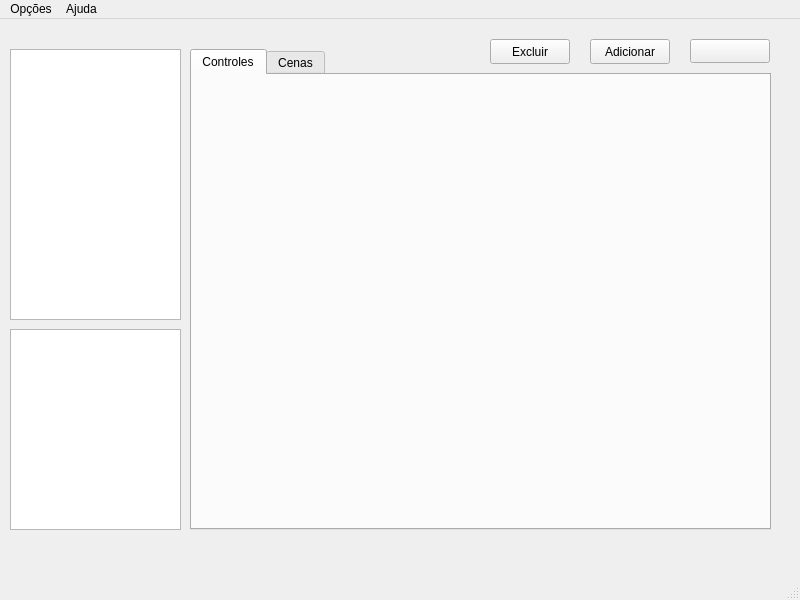
This is ControladorDMX/mainwindow.ui in guilhermecv/prg22107 as Qt 5 draws it before an edit. The edited form follows.
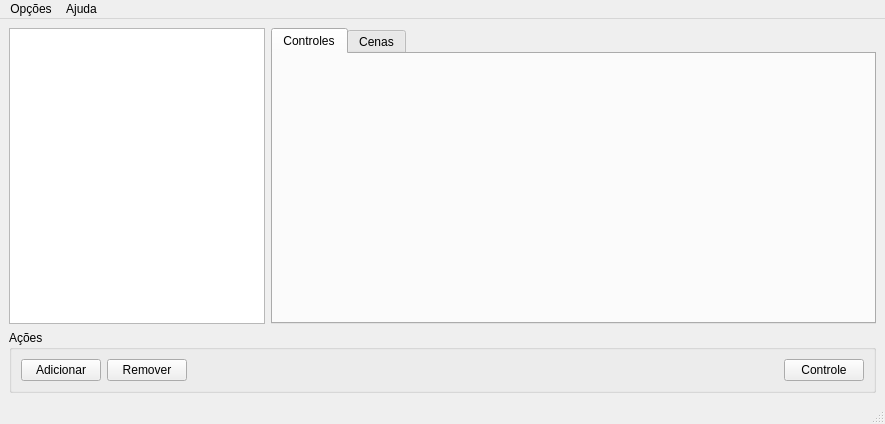
This is the edited form. The open tabs and pages were chosen to show the change. Icons and pictures are not drawn.

What changed in the file:
```diff
--- a/ControladorDMX/mainwindow.ui
+++ b/ControladorDMX/mainwindow.ui
@@ -6,39 +6,24 @@
    <rect>
     <x>0</x>
     <y>0</y>
-    <width>800</width>
-    <height>600</height>
+    <width>885</width>
+    <height>424</height>
    </rect>
   </property>
-  <property name="sizePolicy">
-   <sizepolicy hsizetype="Fixed" vsizetype="Fixed">
-    <horstretch>0</horstretch>
-    <verstretch>0</verstretch>
-   </sizepolicy>
-  </property>
   <property name="windowTitle">
    <string>MainWindow</string>
   </property>
   <widget class="QWidget" name="centralwidget">
-   <widget class="QListWidget" name="listWidget">
-    <property name="geometry">
-     <rect>
-      <x>10</x>
-      <y>30</y>
-      <width>171</width>
-      <height>271</height>
-     </rect>
-    </property>
-   </widget>
+   <layout class="QFormLayout" name="formLayout">
+    <item row="0" column="0">
+     <widget class="QListView" name="listView">
+      <property name="whatsThis">
+       <string>&lt;html&gt;&lt;head/&gt;&lt;body&gt;&lt;p&gt;Aqui você encontra a relação de dispositivos DMX adicionados ao controlador.&lt;/p&gt;&lt;/body&gt;&lt;/html&gt;</string>
+      </property>
+     </widget>
+    </item>
+    <item row="0" column="1">
    <widget class="QTabWidget" name="tabWidget">
-    <property name="geometry">
-     <rect>
-      <x>190</x>
-      <y>30</y>
-      <width>581</width>
-      <height>481</height>
-     </rect>
-    </property>
     <property name="currentIndex">
      <number>1</number>
     </property>
@@ -46,99 +31,74 @@
      <attribute name="title">
       <string>Controles</string>
      </attribute>
-    </widget>
-    <widget class="QWidget" name="tab_2">
+       <layout class="QHBoxLayout" name="horizontalLayout"/>
+      </widget>
+      <widget class="QWidget" name="tabScene">
      <attribute name="title">
       <string>Cenas</string>
      </attribute>
     </widget>
    </widget>
-   <widget class="QPushButton" name="bDMX">
-    <property name="geometry">
-     <rect>
-      <x>690</x>
-      <y>20</y>
-      <width>80</width>
-      <height>24</height>
-     </rect>
-    </property>
-    <property name="text">
-     <string/>
-    </property>
-   </widget>
+    </item>
+    <item row="1" column="0" colspan="2">
+     <widget class="QGroupBox" name="groupBox">
+      <property name="title">
+       <string>Ações</string>
+      </property>
+      <layout class="QHBoxLayout" name="horizontalLayout_2">
+       <item>
    <widget class="QPushButton" name="bAdicionar">
-    <property name="geometry">
-     <rect>
-      <x>590</x>
-      <y>20</y>
-      <width>80</width>
-      <height>25</height>
-     </rect>
-    </property>
     <property name="text">
      <string>Adicionar</string>
     </property>
-    <property name="icon">
-     <iconset resource="imagens.qrc">
-      <normaloff>:/img/edit_add.png</normaloff>:/img/edit_add.png</iconset>
-    </property>
-   </widget>
-   <widget class="QPushButton" name="bEdit">
-    <property name="geometry">
-     <rect>
-      <x>490</x>
-      <y>20</y>
-      <width>80</width>
-      <height>25</height>
-     </rect>
-    </property>
+        </widget>
+       </item>
+       <item>
+        <layout class="QVBoxLayout" name="verticalLayout">
+         <item>
+          <widget class="QPushButton" name="bRemover">
     <property name="text">
-     <string>Excluir</string>
-    </property>
-    <property name="icon">
-     <iconset resource="imagens.qrc">
-      <normaloff>:/img/edit_remove.png</normaloff>:/img/edit_remove.png</iconset>
-    </property>
-   </widget>
-   <widget class="QTextEdit" name="Info">
-    <property name="geometry">
-     <rect>
-      <x>10</x>
-      <y>310</y>
-      <width>171</width>
-      <height>201</height>
-     </rect>
-    </property>
-   </widget>
-   <widget class="QLabel" name="infoLabel">
-    <property name="geometry">
-     <rect>
-      <x>10</x>
-      <y>520</y>
-      <width>351</width>
-      <height>16</height>
-     </rect>
-    </property>
-    <property name="font">
-     <font>
-      <pointsize>10</pointsize>
-     </font>
-    </property>
+            <string>Remover</string>
+           </property>
+          </widget>
+         </item>
+        </layout>
+       </item>
+       <item>
+        <spacer name="horizontalSpacer">
+         <property name="orientation">
+          <enum>Qt::Horizontal</enum>
+         </property>
+         <property name="sizeHint" stdset="0">
+          <size>
+           <width>40</width>
+           <height>20</height>
+          </size>
+         </property>
+        </spacer>
+       </item>
+       <item>
+        <widget class="QPushButton" name="bControle">
     <property name="text">
-     <string/>
-    </property>
-   </widget>
+          <string>Controle</string>
+         </property>
+        </widget>
+       </item>
+      </layout>
+     </widget>
+    </item>
+   </layout>
   </widget>
   <widget class="QMenuBar" name="menubar">
    <property name="geometry">
     <rect>
      <x>0</x>
      <y>0</y>
-     <width>800</width>
+     <width>885</width>
      <height>21</height>
     </rect>
    </property>
-   <widget class="QMenu" name="menuOp_es">
+   <widget class="QMenu" name="menuOpcoes">
     <property name="title">
      <string>Opções</string>
     </property>
@@ -153,7 +113,7 @@
     <addaction name="aboutQt"/>
     <addaction name="help"/>
    </widget>
-   <addaction name="menuOp_es"/>
+   <addaction name="menuOpcoes"/>
    <addaction name="menuAjuda"/>
   </widget>
   <widget class="QStatusBar" name="statusbar"/>
```
Left out of the diff: 68 changed lines with no effect on the pictures. Lines whose indentation alone changed are shown as unchanged.
